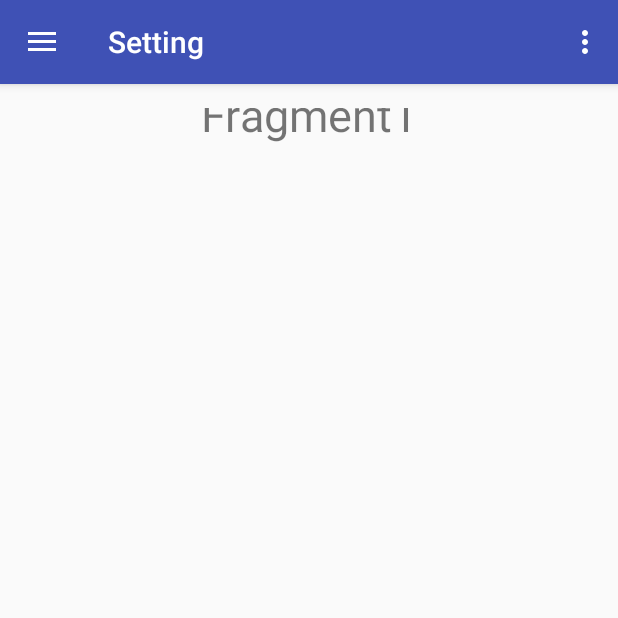
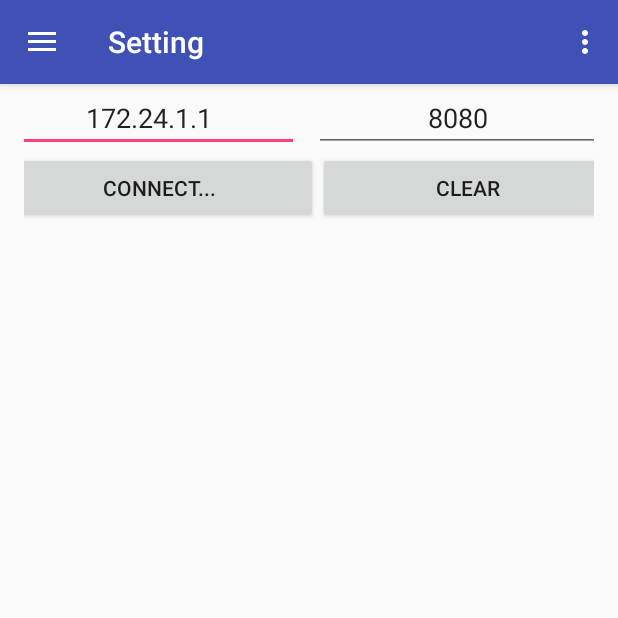
Before and after one commit to cichu28/mojerepozytorium, an Android app: the screen it shows after launch (MainActivity), on a phone screen of 412 x 824 dp, the top half of it. Run offline under Robolectric (Android 15) with nearby library versions, the phone set to English and light mode, and no system bars.

Commit message:
Menu Fragment1

```diff
--- a/app/src/main/java/com/example/marcin/clientservertutorial/MainActivity.java
+++ b/app/src/main/java/com/example/marcin/clientservertutorial/MainActivity.java
@@ -68,7 +68,7 @@ public class MainActivity extends AppCompatActivity {
 
         //Add item for sliding list
         listSliding.add(new ItemSlideMenu(R.drawable.ic_action_settings, "Setting"));
-        listSliding.add(new ItemSlideMenu(R.drawable.ic_action_settings, "About"));
+        listSliding.add(new ItemSlideMenu(R.drawable.icon, "About"));
         listSliding.add(new ItemSlideMenu(R.mipmap.ic_launcher, "Android"));
         adapter = new SlidingMenuAdapter(this, listSliding);
         listViewSliding.setAdapter(adapter);                                                      // ISSUE !!!!!!!!!!!!!!
@@ -199,7 +199,7 @@ public class MainActivity extends AppCompatActivity {
 //        super.onCreate(savedInstanceState);
 //        setContentView(R.layout.activity_main);
 //
-////        editTextPWM_value  = (EditText)findViewById(R.id.PWM_value);
+  //////      editTextPWM_value  = (EditText)findViewById(R.id.PWM_value);
 ////        TextViewresponse = (TextView)findViewById(R.id.response);
 //        seekBarPWMfrontback = (SeekBar)findViewById(R.id.seekBar);
 //        seekBarPWMrightleft = (SeekBar)findViewById(R.id.seekBar2);
--- a/app/src/main/java/com/example/marcin/clientservertutorial/fragment/Fragment1.java
+++ b/app/src/main/java/com/example/marcin/clientservertutorial/fragment/Fragment1.java
@@ -18,6 +18,7 @@ public class Fragment1 extends Fragment {
     @Override
     public View onCreateView(LayoutInflater inflater, ViewGroup container, Bundle savedInstanceState) {
         View rootView = inflater.inflate(R.layout.fragment1, container, false);
+
         return rootView;
     }
 }
--- a/app/src/main/res/layout/activity_main.xml
+++ b/app/src/main/res/layout/activity_main.xml
@@ -16,7 +16,11 @@
     <RelativeLayout
         android:layout_width="match_parent"
         android:layout_height="match_parent"
-        android:id="@+id/main_content"></RelativeLayout>
+        android:id="@+id/main_content"
+        >
+
+
+    </RelativeLayout>
 
     <ListView
         android:layout_width="200dp"
@@ -24,6 +28,7 @@
         android:id="@+id/lv_sliding_menu"
         android:background="#FFFFFF"
         android:choiceMode="singleChoice"
-        android:layout_gravity="start"></ListView>
+        android:layout_gravity="start"
+        android:visibility="invisible"></ListView>
 
 </android.support.v4.widget.DrawerLayout>
--- a/app/src/main/res/layout/fragment1.xml
+++ b/app/src/main/res/layout/fragment1.xml
@@ -3,10 +3,68 @@
     android:orientation="vertical" android:layout_width="match_parent"
     android:layout_height="match_parent">
 
-    <TextView
-        android:layout_width="wrap_content"
+    <TableLayout
+        android:layout_width="match_parent"
         android:layout_height="wrap_content"
-        android:text="Fragment1"
-        android:textSize="30dp"
-        android:layout_gravity="center"/>
+        android:layout_gravity="center_horizontal"
+        android:layout_weight="0.12">
+
+        <TableRow
+            android:layout_width="match_parent"
+            android:layout_height="match_parent">
+
+            <EditText
+                android:id="@+id/address"
+                android:layout_width="match_parent"
+                android:layout_height="wrap_content"
+                android:hint="dstAddress"
+                android:text="172.24.1.1"
+                android:layout_weight="0.12"
+                android:gravity="top|center"
+                android:layout_column="0" />
+
+            <EditText
+                android:id="@+id/port"
+                android:layout_width="match_parent"
+                android:layout_height="45dp"
+                android:hint="dstPort"
+                android:autoText="false"
+                android:text="8080"
+                android:layout_weight="0.15"
+                android:layout_column="2"
+                android:gravity="top|center"
+                android:layout_gravity="center_horizontal" />
+        </TableRow>
+
+        <TableRow
+            android:layout_width="match_parent"
+            android:layout_height="match_parent">
+
+        </TableRow>
+
+        <TableRow
+            android:layout_width="match_parent"
+            android:layout_height="match_parent">
+
+            <Button
+                android:id="@+id/connect"
+                android:layout_width="match_parent"
+                android:layout_height="wrap_content"
+                android:text="Connect..."
+                android:layout_weight="1"
+                android:layout_column="0"
+                android:layout_gravity="center_horizontal" />
+
+            <Button
+                android:id="@+id/clear"
+                android:layout_width="match_parent"
+                android:layout_height="wrap_content"
+                android:text="Clear"
+                android:layout_weight="1"
+                android:layout_column="2"
+                android:layout_gravity="center_horizontal" />
+        </TableRow>
+
+    </TableLayout>
+
 </LinearLayout>
--- a/app/src/main/res/layout/fragment2.xml
+++ b/app/src/main/res/layout/fragment2.xml
@@ -6,7 +6,7 @@
     <TextView
         android:layout_width="wrap_content"
         android:layout_height="wrap_content"
-        android:text="Fragment2"
-        android:textSize="30dp"
+        android:text="Monisia"
+        android:textSize="60dp"
         android:layout_gravity="center"/>
 </LinearLayout>
```
